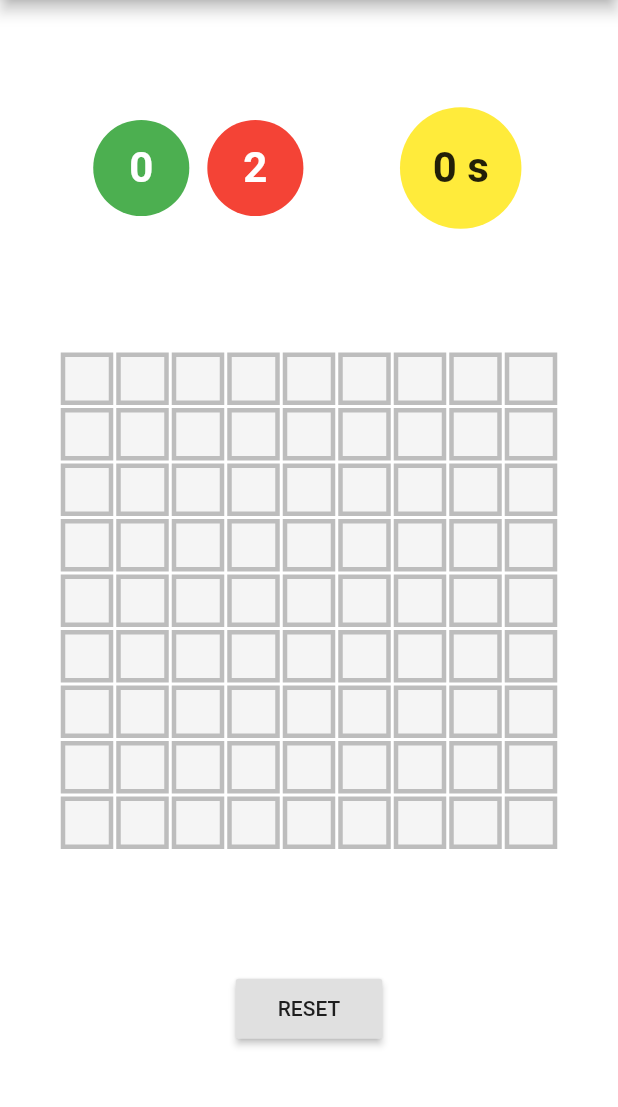
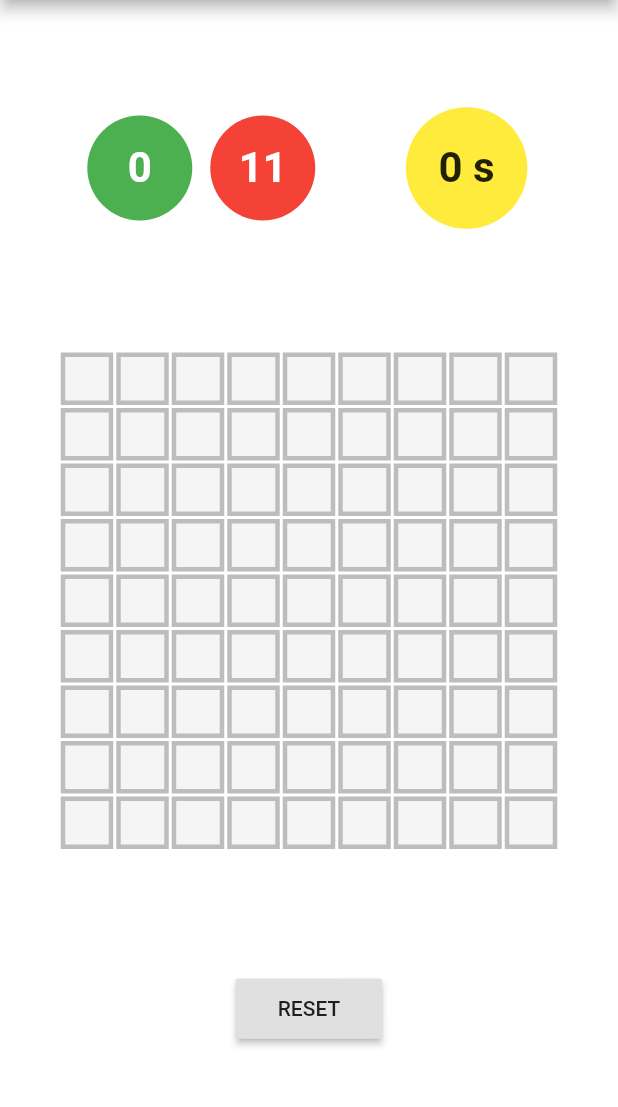
Before and after one commit to rohan20/flutter-minesweeper, a Flutter app: the screen it shows after launch, on a phone screen of 412 x 824 dp, the part 84-1191 px from its top. Run offline on Flutter 3.47's test engine with Material 2 defaults, Android fonts, the phone set to English and light mode, and no system bars.

Commit message:
fixed game-win infinite loop

```diff
--- a/lib/widget/game_board.dart
+++ b/lib/widget/game_board.dart
@@ -15,7 +15,7 @@ class GameBoard extends StatefulWidget {
 class _GameBoardState extends State<GameBoard> {
   final int numOfRows = 9;
   final int numOfColumns = 9;
-  final int numOfMines = 2;
+  final int numOfMines = 11;
 
   List<List<TileState>> gameTilesState;
   List<List<bool>> gameTilesMineStatus;
@@ -145,6 +145,7 @@ class _GameBoardState extends State<GameBoard> {
         mainAxisAlignment: MainAxisAlignment.center,
         key: ValueKey<int>(y),
       ));
+    }
 
     //the user can win the game only when you've opened all the tiles and
     //marked all mine tiles as flagged
@@ -152,7 +153,8 @@ class _GameBoardState extends State<GameBoard> {
       if ((minesFound == numOfMines) && isUserAlive) {
         hasUserWonGame = true;
         stopwatch.stop();
-        }
+        timer.cancel();
+        _showGameStatusDialog(true);
       }
     }
 
@@ -268,6 +270,7 @@ class _GameBoardState extends State<GameBoard> {
       if (gameTilesMineStatus[y][x]) {
         gameTilesState[y][x] = TileState.blown;
         isUserAlive = false;
+        _showGameStatusDialog(false);
         timer.cancel();
       } else {
         openTile(x, y);
@@ -336,11 +339,13 @@ class _GameBoardState extends State<GameBoard> {
 
   _buildTotalMineCountWidget() {
     return Container(
-      padding: const EdgeInsets.all(24.0),
+      height: 70.0,
+      width: 70.0,
       decoration: BoxDecoration(
         color: Colors.red,
         shape: BoxShape.circle,
       ),
+      child: Center(
         child: Text(
           "$numOfMines",
           style: TextStyle(
@@ -349,16 +354,19 @@ class _GameBoardState extends State<GameBoard> {
             fontSize: 28.0,
           ),
         ),
+      ),
     );
   }
 
   _buildMinesFoundCountWidget() {
     return Container(
-      padding: const EdgeInsets.all(24.0),
+      height: 70.0,
+      width: 70.0,
       decoration: BoxDecoration(
         color: Colors.green,
         shape: BoxShape.circle,
       ),
+      child: Center(
         child: Text(
           "$minesFound",
           style: TextStyle(
@@ -367,6 +375,25 @@ class _GameBoardState extends State<GameBoard> {
             fontSize: 28.0,
           ),
         ),
+      ),
+    );
+  }
+
+  Future<Null> _showGameStatusDialog(bool wasGameWon) async {
+    await showDialog(
+        context: context,
+        builder: (context) {
+          return _gameStatusDialog(wasGameWon);
+        });
+  }
+
+  _gameStatusDialog(bool wasGameWon) {
+    return AlertDialog(
+      contentPadding: const EdgeInsets.all(12.0),
+      content: Text(
+        wasGameWon ? "You win" : "You lose",
+        textAlign: TextAlign.center,
+      ),
     );
   }
 }
```
Lines whose indentation alone changed are shown as unchanged.
